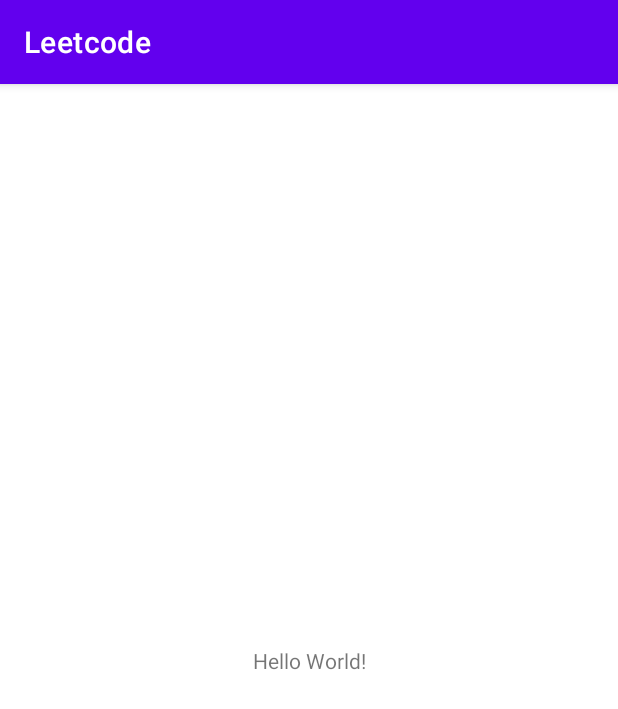
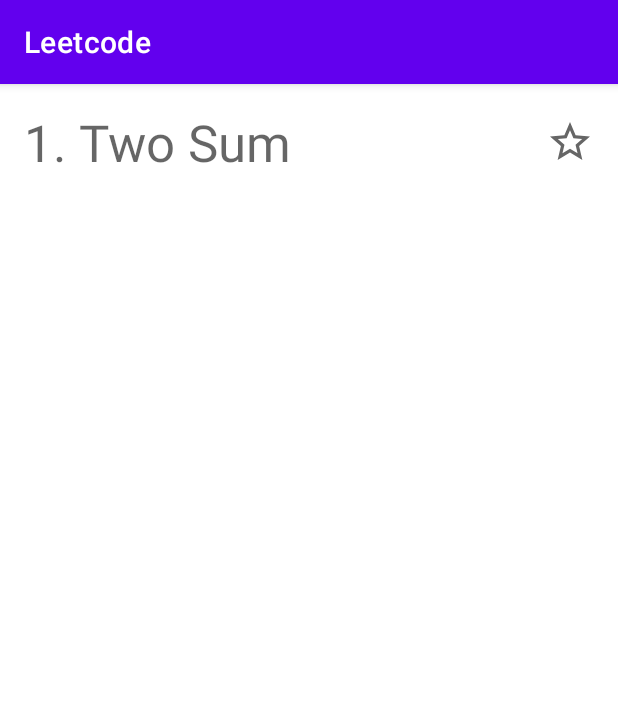
Before and after one commit to ademar111190/leetcode, an Android app: the screen it shows after launch (MainActivity before the commit, HomeActivity after it), on a phone screen of 412 x 824 dp. Shown: the top 709 px of the screen. Run offline under Robolectric (Android 15) with nearby library versions, the phone set to English and light mode, and no system bars.

Commit message:
Initial home

```diff
--- a/app/src/main/AndroidManifest.xml
+++ b/app/src/main/AndroidManifest.xml
@@ -10,7 +10,7 @@
         android:supportsRtl="true"
         android:theme="@style/Theme.Leetcode">
         <activity
-            android:name=".MainActivity"
+            android:name=".HomeActivity"
             android:exported="true">
             <intent-filter>
                 <action android:name="android.intent.action.MAIN" />
--- /dev/null
+++ b/app/src/main/java/ademar/leetcode/Difficulty.kt
@@ -0,0 +1,22 @@
+package ademar.leetcode
+
+import androidx.annotation.DrawableRes
+import androidx.annotation.StringRes
+
+enum class Difficulty(
+    @DrawableRes val image: Int,
+    @StringRes val contentDescription: Int,
+) {
+    EASY(
+        R.drawable.ic_difficulty_easy,
+        R.string.content_description_difficulty_easy,
+    ),
+    MEDIUM(
+        R.drawable.ic_difficulty_medium,
+        R.string.content_description_difficulty_medium,
+    ),
+    HARD(
+        R.drawable.ic_difficulty_hard,
+        R.string.content_description_difficulty_hard,
+    );
+}
--- /dev/null
+++ b/app/src/main/java/ademar/leetcode/HomeActivity.kt
@@ -0,0 +1,35 @@
+package ademar.leetcode
+
+import android.os.Bundle
+import android.util.Log
+import androidx.appcompat.app.AppCompatActivity
+import androidx.recyclerview.widget.LinearLayoutManager
+import androidx.recyclerview.widget.RecyclerView
+
+class HomeActivity : AppCompatActivity() {
+
+    override fun onCreate(savedInstanceState: Bundle?) {
+        super.onCreate(savedInstanceState)
+        setContentView(R.layout.home_activity)
+
+        val recycler = findViewById<RecyclerView>(R.id.recycler)
+        recycler.layoutManager = LinearLayoutManager(this)
+        recycler.adapter = HomeAdapter(
+            items = listOf(
+                HomeItem(
+                    title = "1. Two Sum",
+                    description = """
+                        Given an array of integers nums and an integer target, return indices of the two numbers such that they add up to target.
+                        You may assume that each input would have exactly one solution, and you may not use the same element twice.
+                        You can return the answer in any order.
+                    """.trimIndent(),
+                    difficulty = Difficulty.EASY,
+                ),
+            ),
+            callback = {
+                Log.d("Home", "$it")
+            }
+        )
+    }
+
+}
--- /dev/null
+++ b/app/src/main/java/ademar/leetcode/HomeAdapter.kt
@@ -0,0 +1,23 @@
+package ademar.leetcode
+
+import android.view.LayoutInflater
+import android.view.ViewGroup
+import androidx.recyclerview.widget.RecyclerView
+
+class HomeAdapter(
+    private val items: List<HomeItem>,
+    private val callback: (HomeItem) -> Unit,
+) : RecyclerView.Adapter<HomeViewHolder>() {
+
+    override fun onCreateViewHolder(parent: ViewGroup, viewType: Int): HomeViewHolder {
+        val view = LayoutInflater.from(parent.context).inflate(R.layout.home_item, parent, false)
+        return HomeViewHolder(view, callback)
+    }
+
+    override fun onBindViewHolder(holder: HomeViewHolder, position: Int) {
+        holder.bind(items[position])
+    }
+
+    override fun getItemCount(): Int = items.size
+
+}
--- /dev/null
+++ b/app/src/main/java/ademar/leetcode/HomeItem.kt
@@ -0,0 +1,7 @@
+package ademar.leetcode
+
+data class HomeItem(
+    val title: String,
+    val description: String,
+    val difficulty: Difficulty,
+)
--- /dev/null
+++ b/app/src/main/java/ademar/leetcode/HomeViewHolder.kt
@@ -0,0 +1,35 @@
+package ademar.leetcode
+
+import android.content.Context
+import android.view.View
+import android.widget.ImageView
+import android.widget.TextView
+import androidx.recyclerview.widget.RecyclerView
+
+class HomeViewHolder(
+    view: View,
+    private val callback: (HomeItem) -> Unit,
+) : RecyclerView.ViewHolder(view) {
+
+    private var item: HomeItem? = null
+
+    init {
+        view.setOnClickListener {
+            item?.let(callback)
+        }
+    }
+
+    fun bind(item: HomeItem) {
+        this.item = item
+        val title = itemView.findViewById<TextView>(R.id.title)
+        val difficulty = itemView.findViewById<ImageView>(R.id.difficulty)
+
+        title.text = item.title
+        difficulty.contentDescription = context.getString(item.difficulty.contentDescription)
+        difficulty.setImageResource(item.difficulty.image)
+    }
+
+    private val context: Context
+        get() = itemView.context
+
+}
--- a/app/src/main/java/ademar/leetcode/MainActivity.kt
+++ /dev/null
@@ -1,13 +0,0 @@
-package ademar.leetcode
-
-import android.os.Bundle
-import androidx.appcompat.app.AppCompatActivity
-
-class MainActivity : AppCompatActivity() {
-
-    override fun onCreate(savedInstanceState: Bundle?) {
-        super.onCreate(savedInstanceState)
-        setContentView(R.layout.activity_main)
-    }
-
-}
--- /dev/null
+++ b/app/src/main/res/drawable/ic_difficulty_easy.xml
@@ -0,0 +1,10 @@
+<vector xmlns:android="http://schemas.android.com/apk/res/android"
+    android:width="24dp"
+    android:height="24dp"
+    android:tint="?attr/colorControlNormal"
+    android:viewportWidth="24"
+    android:viewportHeight="24">
+    <path
+        android:fillColor="@android:color/white"
+        android:pathData="M22,9.24l-7.19,-0.62L12,2 9.19,8.63 2,9.24l5.46,4.73L5.82,21 12,17.27 18.18,21l-1.63,-7.03L22,9.24zM12,15.4l-3.76,2.27 1,-4.28 -3.32,-2.88 4.38,-0.38L12,6.1l1.71,4.04 4.38,0.38 -3.32,2.88 1,4.28L12,15.4z" />
+</vector>
--- /dev/null
+++ b/app/src/main/res/drawable/ic_difficulty_hard.xml
@@ -0,0 +1,10 @@
+<vector xmlns:android="http://schemas.android.com/apk/res/android"
+    android:width="24dp"
+    android:height="24dp"
+    android:tint="?attr/colorControlNormal"
+    android:viewportWidth="24"
+    android:viewportHeight="24">
+    <path
+        android:fillColor="@android:color/white"
+        android:pathData="M12,17.27L18.18,21l-1.64,-7.03L22,9.24l-7.19,-0.61L12,2 9.19,8.63 2,9.24l5.46,4.73L5.82,21z" />
+</vector>
--- /dev/null
+++ b/app/src/main/res/drawable/ic_difficulty_medium.xml
@@ -0,0 +1,10 @@
+<vector xmlns:android="http://schemas.android.com/apk/res/android"
+    android:width="24dp"
+    android:height="24dp"
+    android:tint="?attr/colorControlNormal"
+    android:viewportWidth="24"
+    android:viewportHeight="24">
+    <path
+        android:fillColor="@android:color/white"
+        android:pathData="M22,9.24l-7.19,-0.62L12,2L9.19,8.63L2,9.24l5.46,4.73L5.82,21L12,17.27L18.18,21l-1.63,-7.03L22,9.24zM12,15.4V6.1l1.71,4.04l4.38,0.38l-3.32,2.88l1,4.28L12,15.4z" />
+</vector>
--- a/app/src/main/res/layout/activity_main.xml
+++ b/app/src/main/res/layout/home_activity.xml
@@ -4,15 +4,16 @@
     xmlns:tools="http://schemas.android.com/tools"
     android:layout_width="match_parent"
     android:layout_height="match_parent"
-    tools:context=".MainActivity">
+    tools:context=".HomeActivity">
 
-    <TextView
-        android:layout_width="wrap_content"
-        android:layout_height="wrap_content"
-        android:text="Hello World!"
+    <androidx.recyclerview.widget.RecyclerView
+        android:id="@+id/recycler"
+        android:layout_width="0dp"
+        android:layout_height="0dp"
         app:layout_constraintBottom_toBottomOf="parent"
         app:layout_constraintLeft_toLeftOf="parent"
         app:layout_constraintRight_toRightOf="parent"
-        app:layout_constraintTop_toTopOf="parent" />
+        app:layout_constraintTop_toTopOf="parent"
+        tools:listitem="@layout/home_item" />
 
 </androidx.constraintlayout.widget.ConstraintLayout>
--- /dev/null
+++ b/app/src/main/res/layout/home_item.xml
@@ -0,0 +1,33 @@
+<?xml version="1.0" encoding="utf-8"?>
+<FrameLayout xmlns:android="http://schemas.android.com/apk/res/android"
+    xmlns:app="http://schemas.android.com/apk/res-auto"
+    xmlns:tools="http://schemas.android.com/tools"
+    android:layout_width="match_parent"
+    android:layout_height="wrap_content"
+    android:foreground="?android:selectableItemBackground">
+
+    <TextView
+        android:id="@+id/title"
+        style="@style/TextAppearance.AppCompat.Display1"
+        android:layout_width="wrap_content"
+        android:layout_height="wrap_content"
+        android:layout_marginStart="16dp"
+        android:layout_marginTop="16dp"
+        android:layout_marginEnd="64dp"
+        android:layout_marginBottom="16dp"
+        android:ellipsize="end"
+        android:maxLines="2"
+        android:textAlignment="textStart"
+        tools:text="@tools:sample/cities" />
+
+    <ImageView
+        android:id="@+id/difficulty"
+        android:layout_width="32dp"
+        android:layout_height="32dp"
+        android:layout_gravity="center_vertical|end"
+        android:layout_marginEnd="16dp"
+        android:contentDescription="@string/content_description_difficulty_easy"
+        android:importantForAccessibility="yes"
+        app:srcCompat="@drawable/ic_difficulty_easy" />
+
+</FrameLayout>
--- a/app/src/main/res/values/strings.xml
+++ b/app/src/main/res/values/strings.xml
@@ -1,3 +1,6 @@
 <resources>
     <string name="app_name">Leetcode</string>
+    <string name="content_description_difficulty_easy">Easy</string>
+    <string name="content_description_difficulty_medium">Medium</string>
+    <string name="content_description_difficulty_hard">Hard</string>
 </resources>
```
Also changed, not shown: 1 other file.
